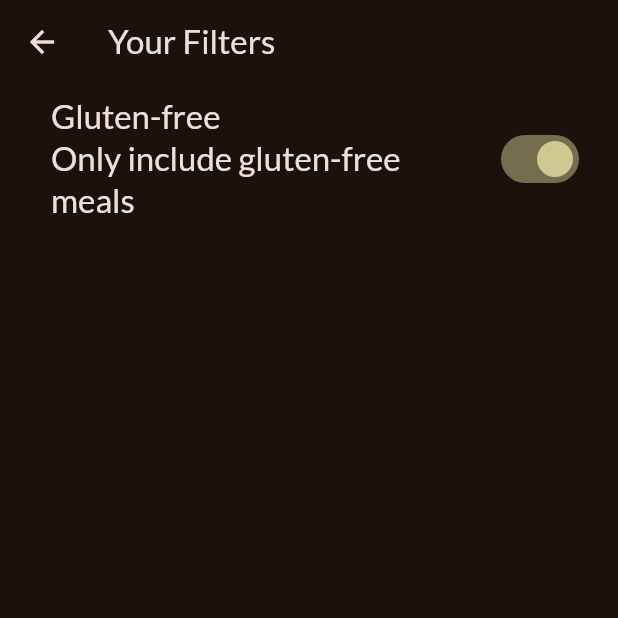
After one commit to Riky11/flutter_proyects, a Flutter app: the FiltersScreen screen opened directly, after a tap on "Gluten-free", on a phone screen of 412 x 824 dp, the top half of it. The commit adds this screen. Run offline on Flutter 3.47's test engine with Material 3 defaults, Android fonts, the phone set to English and light mode, and no system bars; our stand-ins replace google_fonts, transparent_image.

Commit message:
video 174

```diff
--- a/meals/lib/screens/categories.dart
+++ b/meals/lib/screens/categories.dart
@@ -29,6 +29,7 @@
   @override
   Widget build(BuildContext context) {
     return GridView(
+      padding: EdgeInsets.all(24),
       gridDelegate: SliverGridDelegateWithFixedCrossAxisCount(
         crossAxisCount: 2,
         childAspectRatio: 3 / 2,
--- /dev/null
+++ b/meals/lib/screens/filters.dart
@@ -0,0 +1,59 @@
+import 'package:flutter/material.dart';
+import 'package:meals/screens/tabs.dart';
+import 'package:meals/widgets/main_drawer.dart';
+
+class FiltersScreen extends StatefulWidget {
+  const FiltersScreen({super.key});
+
+  @override
+  State<FiltersScreen> createState() {
+    return _FiltersScreenState();
+  }
+}
+
+class _FiltersScreenState extends State<FiltersScreen> {
+  var _gluttenFreeFilterSet = false;
+
+  @override
+  Widget build(BuildContext context) {
+    return Scaffold(
+      appBar: AppBar(title: Text('Your Filters')),
+      // drawer: MainDrawer(
+      //   onSelectScreen: (identifier) {
+      //     Navigator.of(context).pop();
+      //     if (identifier == 'meals') {
+      //       Navigator.of(context).pushReplacement(
+      //         MaterialPageRoute(builder: (ctx) => TabsScreen()),
+      //       );
+      //     }
+      //   },
+      // ),
+      body: Column(
+        children: [
+          SwitchListTile(
+            value: _gluttenFreeFilterSet,
+            onChanged: (isChecked) {
+              setState(() {
+                _gluttenFreeFilterSet = isChecked;
+              });
+            },
+            title: Text(
+              'Gluten-free',
+              style: Theme.of(context).textTheme.titleLarge!.copyWith(
+                color: Theme.of(context).colorScheme.onSurface,
+              ),
+            ),
+            subtitle: Text(
+              'Only include gluten-free meals',
+              style: Theme.of(context).textTheme.titleLarge!.copyWith(
+                color: Theme.of(context).colorScheme.onSurface,
+              ),
+            ),
+            activeThumbColor: Theme.of(context).colorScheme.tertiary,
+            contentPadding: EdgeInsets.only(left: 34, right: 22),
+          ),
+        ],
+      ),
+    );
+  }
+}
--- a/meals/lib/screens/tabs.dart
+++ b/meals/lib/screens/tabs.dart
@@ -1,6 +1,7 @@
 import 'package:flutter/material.dart';
 import 'package:meals/models/meal.dart';
 import 'package:meals/screens/categories.dart';
+import 'package:meals/screens/filters.dart';
 import 'package:meals/screens/meals.dart';
 import 'package:meals/widgets/main_drawer.dart';
 
@@ -47,6 +48,10 @@
 
   void _setScreen(String identifier) {
     if (identifier == 'filters') {
+      Navigator.of(context).pop();
+      Navigator.of(
+        context,
+      ).push(MaterialPageRoute(builder: (ctx) => FiltersScreen()));
     } else {
       Navigator.of(context).pop();
     }
```
